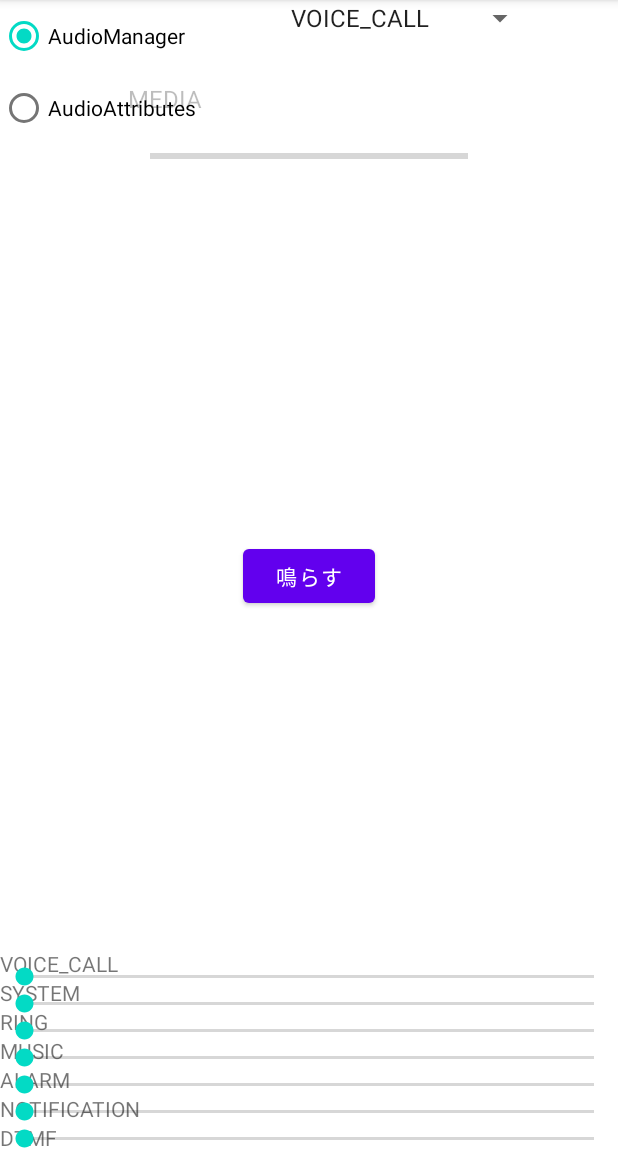
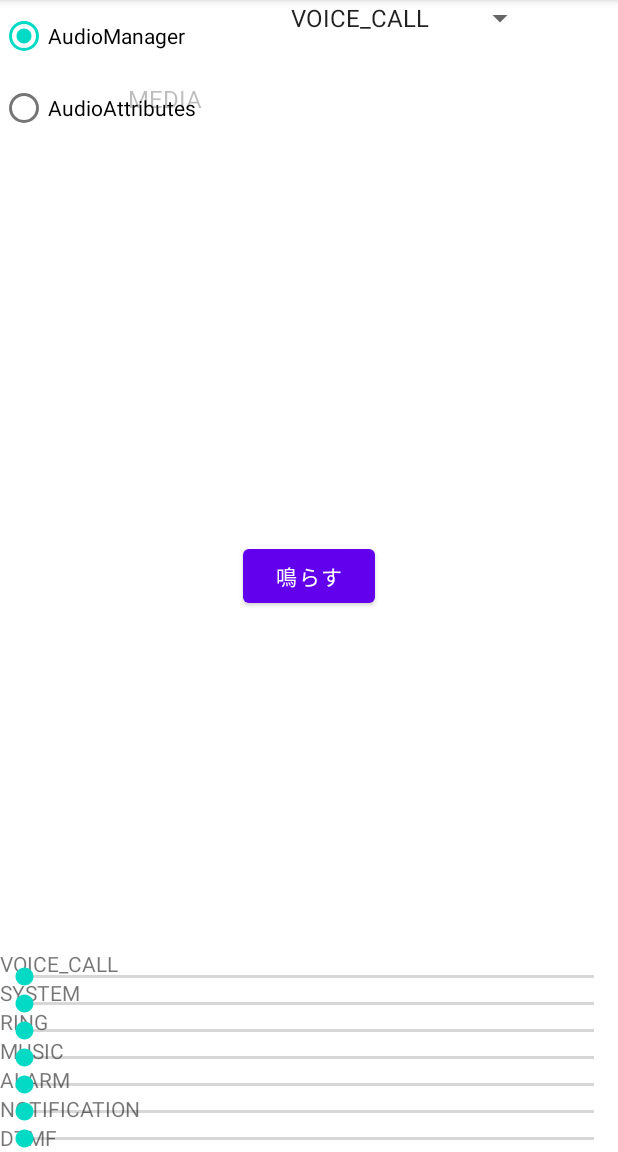
Before and after one commit to ace51240/SoundTypeChecker, an Android app: the screen it shows after launch (MainActivity), on a phone screen of 412 x 824 dp, the part 84-1236 px from its top. Run offline under Robolectric (Android 15) with nearby library versions, the phone set to English and light mode, and no system bars.

Commit message:
音量バーを削除

```diff
--- a/app/src/main/java/com/example/soundtypechecker/MainActivity.java
+++ b/app/src/main/java/com/example/soundtypechecker/MainActivity.java
@@ -10,7 +10,6 @@ import android.widget.AdapterView;
 import android.widget.ArrayAdapter;
 import android.widget.Button;
 import android.widget.LinearLayout;
-import android.widget.ProgressBar;
 import android.widget.RadioButton;
 import android.widget.SeekBar;
 import android.widget.Spinner;
@@ -24,12 +23,10 @@ public class MainActivity extends AppCompatActivity implements View.OnClickListe
     private SoundPool soundPool;
     private Spinner spinnerAudioManager, spinnerAudioAttributes;
     private AudioTypeManager audioTypeManager;
-    private AudioManager audioManager;
 
     private int soundId;
 
     private boolean isAudioManager = true;
-    private ProgressBar progressBar;
 
     @Override
     protected void onCreate(Bundle savedInstanceState) {
@@ -63,9 +60,6 @@ public class MainActivity extends AppCompatActivity implements View.OnClickListe
 
         spinnerAudioAttributes.setEnabled(false);
 
-        audioManager = (AudioManager) getSystemService(Context.AUDIO_SERVICE);
-        progressBar = (ProgressBar) findViewById(R.id.progressBar);
-
         LinearLayout ll2 = (LinearLayout) findViewById(R.id.sound_type_name_area);
         for (int i = 0; i < soundsTypeArray.length; i++) {
             TextView textView = new TextView(this);
@@ -77,7 +71,7 @@ public class MainActivity extends AppCompatActivity implements View.OnClickListe
 
         int[] soundTypeArray = audioTypeManager.getAudioManagerTypes();
         for (int i = 0; i < soundTypeArray.length; i++) {
-            audioManager = (AudioManager) getSystemService(Context.AUDIO_SERVICE);
+            AudioManager audioManager = (AudioManager) getSystemService(Context.AUDIO_SERVICE);
             int maxVolume = audioManager.getStreamMaxVolume(i);
             int curVolume = audioManager.getStreamVolume(i);
             SeekBar volControl = new SeekBar(this);
@@ -143,10 +137,6 @@ public class MainActivity extends AppCompatActivity implements View.OnClickListe
             int stream = audioTypeManager.getAudioManagerType(type);
             soundPool = new SoundPool(1, stream, 0);
             soundId = soundPool.load(context, R.raw.se_saa01, 1);
-            int volume = audioManager.getStreamVolume(stream);
-            int volumeMax = audioManager.getStreamMaxVolume(stream);
-
-            setVolumeProgress(volume, volumeMax);
         } else {
             String type = (String) spinnerAudioAttributes.getItemAtPosition(position);
             AudioAttributes attributes = new AudioAttributes.Builder()
@@ -159,9 +149,4 @@ public class MainActivity extends AppCompatActivity implements View.OnClickListe
             soundId = soundPool.load(context, R.raw.se_saa01, 1);
         }
     }
-
-    public void setVolumeProgress(int volume, int volumeMax) {
-        progressBar.setMax(volumeMax);
-        progressBar.setProgress(volume);
-    }
 }
--- a/app/src/main/res/layout/activity_main.xml
+++ b/app/src/main/res/layout/activity_main.xml
@@ -51,16 +51,6 @@
         app:layout_constraintRight_toRightOf="parent"
         app:layout_constraintTop_toBottomOf="@id/spinner_audiomanager" />
 
-    <ProgressBar
-        android:id="@+id/progressBar"
-        style="?android:attr/progressBarStyleHorizontal"
-        android:layout_width="match_parent"
-        android:layout_height="wrap_content"
-        android:paddingHorizontal="100dp"
-        app:layout_constraintLeft_toLeftOf="parent"
-        app:layout_constraintRight_toRightOf="parent"
-        app:layout_constraintTop_toBottomOf="@id/radiogroup"></ProgressBar>
-
     <LinearLayout
         android:id="@+id/sound_type_name_area"
         android:layout_width="match_parent"
```
